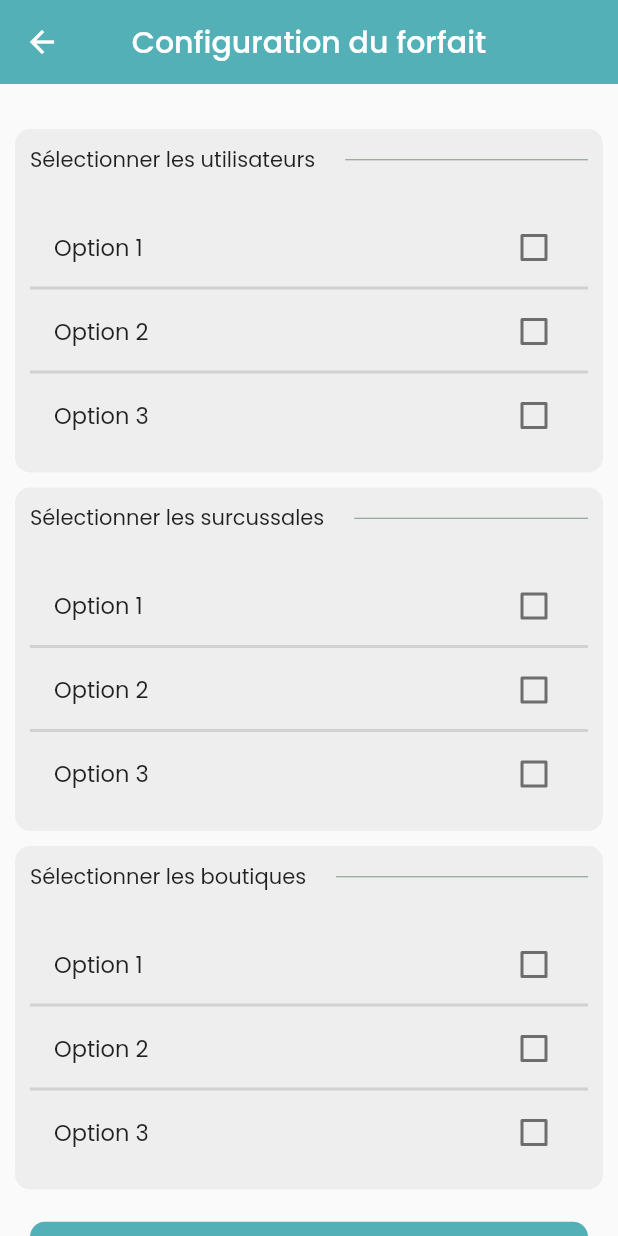
After one commit to amangoua01/app_couture, a Flutter app: the DowngradeSelectionOptionPage screen opened directly, on a phone screen of 412 x 824 dp. The commit adds this screen. Run offline on Flutter 3.47's test engine with Material 3 defaults, Android fonts, the light colour scheme and no system bars; our stand-ins replace date_format, dropdown_search, firebase_core, firebase_messaging, flutter_animate, flutter_easyloading and 16 more; missing offline and left inert: flutter_stepindicator, icofont_flutter; accounts and stored records are empty.

Commit message:
feat: Ajouter des pages d'abonnement avec gestion des forfaits et options de paiement

```diff
--- /dev/null
+++ b/lib/data/models/avantage_abn.dart
@@ -0,0 +1,6 @@
+class AvantageAbn {
+  String? libelle, description;
+  int? value;
+
+  AvantageAbn({this.libelle, this.description, this.value});
+}
--- /dev/null
+++ b/lib/tools/widgets/forfait_config_section.dart
@@ -0,0 +1,39 @@
+import 'package:app_couture/tools/widgets/text_divider.dart';
+import 'package:flutter/material.dart';
+
+class ForfaitConfigSection extends StatelessWidget {
+  final String title;
+  const ForfaitConfigSection({required this.title, super.key});
+
+  @override
+  Widget build(BuildContext context) {
+    return Container(
+      decoration: BoxDecoration(
+        color: Colors.grey.shade200,
+        borderRadius: BorderRadius.circular(10),
+      ),
+      margin: const EdgeInsets.only(left: 10, right: 10, top: 10),
+      padding: const EdgeInsets.all(10),
+      child: Column(
+        crossAxisAlignment: CrossAxisAlignment.start,
+        children: [
+          TextDivider(title),
+          ListView.separated(
+            shrinkWrap: true,
+            physics: const NeverScrollableScrollPhysics(),
+            itemBuilder: (_, i) => CheckboxListTile(
+              title: Text("Option ${i + 1}"),
+              value: false,
+              onChanged: (e) {},
+            ),
+            separatorBuilder: (_, i) => const Divider(
+              thickness: 2,
+              height: 0,
+            ),
+            itemCount: 3,
+          ),
+        ],
+      ),
+    );
+  }
+}
--- /dev/null
+++ b/lib/tools/widgets/text_divider.dart
@@ -0,0 +1,22 @@
+import 'package:app_couture/tools/constants/app_colors.dart';
+import 'package:flutter/material.dart';
+import 'package:gap/gap.dart';
+
+class TextDivider extends StatelessWidget {
+  final String title;
+  const TextDivider(this.title, {super.key});
+
+  @override
+  Widget build(BuildContext context) {
+    return Padding(
+      padding: const EdgeInsets.only(bottom: 20),
+      child: Row(
+        children: [
+          Text(title),
+          const Gap(20),
+          const Expanded(child: Divider(color: AppColors.green)),
+        ],
+      ),
+    );
+  }
+}
--- /dev/null
+++ b/lib/views/static/abonnements/downgrade_selection_option_page.dart
@@ -0,0 +1,31 @@
+import 'package:app_couture/tools/widgets/buttons/c_button.dart';
+import 'package:app_couture/tools/widgets/forfait_config_section.dart';
+import 'package:app_couture/views/static/abonnements/abonnement_payment_page.dart';
+import 'package:flutter/material.dart';
+import 'package:get/get.dart';
+
+class DowngradeSelectionOptionPage extends StatelessWidget {
+  const DowngradeSelectionOptionPage({super.key});
+
+  @override
+  Widget build(BuildContext context) {
+    return Scaffold(
+      appBar: AppBar(title: const Text("Configuration du forfait")),
+      body: ListView(
+        padding: const EdgeInsets.only(top: 20, bottom: 50),
+        children: [
+          const ForfaitConfigSection(title: "Sélectionner les utilisateurs"),
+          const ForfaitConfigSection(title: "Sélectionner les surcussales"),
+          const ForfaitConfigSection(title: "Sélectionner les boutiques"),
+          Padding(
+            padding: const EdgeInsets.all(20),
+            child: CButton(
+              title: "Suivant",
+              onPressed: () => Get.to(() => const AbonnementPaymentPage()),
+            ),
+          ),
+        ],
+      ),
+    );
+  }
+}
--- a/lib/views/static/home/home_page.dart
+++ b/lib/views/static/home/home_page.dart
@@ -137,7 +137,7 @@ class HomePage extends StatelessWidget {
         padding: const EdgeInsets.only(right: 20, left: 20),
         children: [
           Card(
-            elevation: 12,
+            elevation: 5,
             margin: const EdgeInsets.only(top: 20, bottom: 40),
             shape: RoundedRectangleBorder(
               borderRadius: BorderRadius.circular(12),
--- a/lib/views/static/home/sub_pages/setting_page.dart
+++ b/lib/views/static/home/sub_pages/setting_page.dart
@@ -1,4 +1,5 @@
 import 'package:app_couture/tools/widgets/setting_tile.dart';
+import 'package:app_couture/views/static/abonnements/abonnements_list_page.dart';
 import 'package:app_couture/views/static/categorie/categorie_list_page.dart';
 import 'package:app_couture/views/static/clients/client_liste_page.dart';
 import 'package:app_couture/views/static/type_mesure/type_mesure_list_page.dart';
@@ -45,6 +46,10 @@ class SettingPage extends StatelessWidget {
             title: "Mes clients",
             onTap: () => Get.to(() => const ClientListePage()),
           ),
+          SettingTile(
+            title: "Abonnements",
+            onTap: () => Get.to(() => const AbonnementsListPage()),
+          ),
           const SettingTile(title: "Déconnexion"),
         ],
       ),
--- a/pubspec.yaml
+++ b/pubspec.yaml
@@ -62,6 +62,7 @@ dependencies:
   flutter_speed_dial: ^7.0.0
   table_calendar: ^3.1.3
   toggle_switch: ^2.3.0
+  signature: ^6.3.0
 
 dev_dependencies:
   flutter_test:
```
Also changed, not shown: lib/views/controllers/mesure/edition_mesure_page_vctl.dart (+8 -0 lines), lib/views/static/abonnements/abonnement_payment_page.dart (added, +15 -0 lines), lib/views/static/abonnements/abonnements_list_page.dart (added, +21 -0 lines), lib/views/static/abonnements/detail_forfait_sub_page.dart (added, +76 -0 lines), lib/views/static/abonnements/forfait_list_page.dart (added, +83 -0 lines), lib/views/static/categorie/categorie_list_page.dart (+12 -6 lines), lib/views/static/clients/client_liste_page.dart (+48 -7 lines), lib/views/static/home/home_windows.dart (+6 -5 lines), lib/views/static/home/sub_pages/boutique_page.dart (+30 -5 lines), lib/views/static/mesure/edition_mesure_page.dart (+12 -0 lines), lib/views/static/type_mesure/edition_type_mesure_page.dart (+36 -18 lines), lib/views/static/type_mesure/type_mesure_list_page.dart (+7 -1 lines), pubspec.lock.
